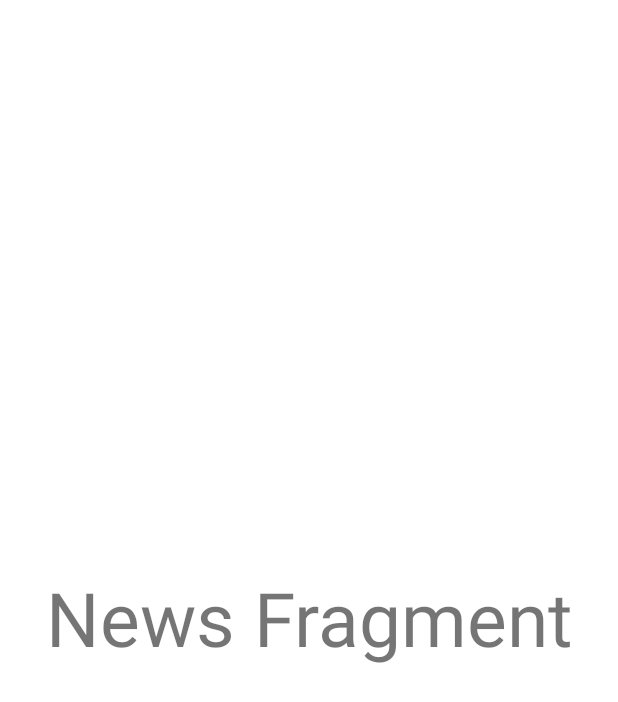
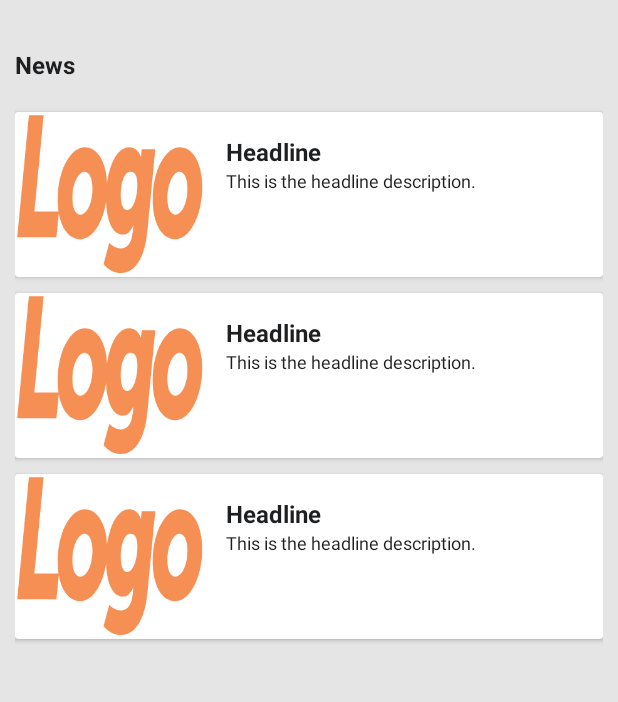
Before and after one commit to vong-emsamboramy-fl/logo, an Android app: the layout fragment_top_headlines.xml on its own in the app's theme, with its tools: preview values and no code run, on a phone screen of 412 x 824 dp. Shown: the top 702 px of the screen. Run offline under Robolectric (Android 15) with nearby library versions, the phone set to English and light mode, and no system bars.

Commit message:
+ update view

```diff
--- a/app/src/main/AndroidManifest.xml
+++ b/app/src/main/AndroidManifest.xml
@@ -1,6 +1,8 @@
 <?xml version="1.0" encoding="utf-8"?>
 <manifest xmlns:android="http://schemas.android.com/apk/res/android"
     package="com.logo">
+
+    <uses-permission android:name="android.permission.INTERNET" />
 
     <application
         android:allowBackup="true"
--- a/app/src/main/java/com/logo/data/ApiConstants.kt
+++ b/app/src/main/java/com/logo/data/ApiConstants.kt
@@ -4,7 +4,7 @@ object ApiConstants {
 
     const val BASE_URL = "https://gnews.io/api/"
 
-    private const val VERSION = "/v4"
+    private const val VERSION = "v4"
 
     const val API_TOKEN = "4420f0d083dd46553e8e7acf2e4a4221"
 
--- /dev/null
+++ b/app/src/main/res/drawable/background_rounded_corner.xml
@@ -0,0 +1,6 @@
+<shape xmlns:android="http://schemas.android.com/apk/res/android">
+    <solid android:color="@color/white" />
+    <stroke android:width="1dp" android:color="@color/white" />
+    <padding android:left="10dp" android:top="10dp" android:right="10dp" android:bottom="10dp" />
+    <corners android:topLeftRadius="0.1dp" android:topRightRadius="0.1dp"
+        android:bottomLeftRadius="20dp" android:bottomRightRadius="20dp"/></shape>
--- a/app/src/main/res/layout/fragment_top_headlines.xml
+++ b/app/src/main/res/layout/fragment_top_headlines.xml
@@ -1,15 +1,33 @@
 <?xml version="1.0" encoding="utf-8"?>
-<layout xmlns:android="http://schemas.android.com/apk/res/android">
+<layout xmlns:android="http://schemas.android.com/apk/res/android"
+    xmlns:app="http://schemas.android.com/apk/res-auto"
+    xmlns:tools="http://schemas.android.com/tools">
+
     <androidx.constraintlayout.widget.ConstraintLayout
         android:layout_width="match_parent"
-        android:layout_height="match_parent">
+        android:layout_height="match_parent"
+        android:background="@color/colorBackgroundGrey"
+        android:paddingHorizontal="@dimen/dp_10"
+        android:paddingTop="@dimen/dp_32">
 
         <TextView
+            android:id="@+id/text_view_news"
+            style="@style/PrimaryTitleText"
+            android:layout_width="wrap_content"
+            android:layout_height="wrap_content"
+            android:text="@string/news"
+            app:layout_constraintStart_toStartOf="parent"
+            app:layout_constraintTop_toTopOf="parent" />
+
+        <androidx.recyclerview.widget.RecyclerView
+            android:id="@+id/recycler_view"
             android:layout_width="match_parent"
-            android:text="News Fragment"
-            android:gravity="center"
-            android:textSize="50sp"
-            android:layout_height="match_parent"/>
+            android:layout_height="0dp"
+            android:layout_marginTop="@dimen/dp_15"
+            app:layoutManager="androidx.recyclerview.widget.LinearLayoutManager"
+            app:layout_constraintBottom_toBottomOf="parent"
+            app:layout_constraintTop_toBottomOf="@id/text_view_news"
+            tools:listitem="@layout/item_headline" />
 
     </androidx.constraintlayout.widget.ConstraintLayout>
 </layout>
--- /dev/null
+++ b/app/src/main/res/layout/item_headline.xml
@@ -0,0 +1,64 @@
+<?xml version="1.0" encoding="utf-8"?>
+<layout xmlns:android="http://schemas.android.com/apk/res/android"
+    xmlns:app="http://schemas.android.com/apk/res-auto"
+    xmlns:tools="http://schemas.android.com/tools">
+
+    <com.google.android.material.card.MaterialCardView
+        android:layout_width="match_parent"
+        android:layout_height="wrap_content"
+        android:layout_marginVertical="@dimen/dp_5"
+        app:cardCornerRadius="@dimen/dp_2"
+        app:cardElevation="@dimen/dp_2">
+
+
+        <androidx.constraintlayout.widget.ConstraintLayout
+            android:layout_width="match_parent"
+            android:layout_height="wrap_content">
+
+            <ImageView
+                android:id="@+id/image_view"
+                android:layout_width="@dimen/headline_image_width"
+                android:layout_height="@dimen/headline_image_height"
+                android:contentDescription="@string/headline_image"
+                android:scaleType="centerCrop"
+                app:layout_constraintStart_toStartOf="parent"
+                app:layout_constraintTop_toTopOf="parent"
+                tools:background="@drawable/ic_logo" />
+
+            <TextView
+                android:id="@+id/text_view_headline_title"
+                style="@style/PrimaryTitleText"
+                android:layout_width="wrap_content"
+                android:layout_height="wrap_content"
+                android:layout_marginHorizontal="@dimen/dp_15"
+                android:layout_marginTop="@dimen/dp_15"
+                android:ellipsize="end"
+                android:maxLines="2"
+                app:layout_constrainedWidth="true"
+                app:layout_constraintEnd_toEndOf="parent"
+                app:layout_constraintHorizontal_bias="0"
+                app:layout_constraintStart_toEndOf="@id/image_view"
+                app:layout_constraintTop_toTopOf="parent"
+                tools:text="Headline" />
+
+            <TextView
+                android:id="@+id/text_view_article_description"
+                style="@style/PrimaryText"
+                android:layout_width="wrap_content"
+                android:layout_height="wrap_content"
+                android:layout_marginEnd="@dimen/dp_15"
+                android:ellipsize="end"
+                android:maxLines="3"
+                app:layout_constrainedWidth="true"
+                app:layout_constraintEnd_toEndOf="parent"
+                app:layout_constraintHorizontal_bias="0"
+                app:layout_constraintStart_toStartOf="@id/text_view_headline_title"
+                app:layout_constraintTop_toBottomOf="@id/text_view_headline_title"
+                tools:text="This is the headline description." />
+
+        </androidx.constraintlayout.widget.ConstraintLayout>
+
+    </com.google.android.material.card.MaterialCardView>
+
+
+</layout>
--- a/app/src/main/res/values/colors.xml
+++ b/app/src/main/res/values/colors.xml
@@ -10,4 +10,6 @@
 
     <color name="colorPrimary">#F68F54</color>
     <color name="colorSecondary">#939DAE</color>
+    <color name="colorTextPrimary">#1E1F21</color>
+    <color name="colorBackgroundGrey">#E5E5E5</color>
 </resources>
--- /dev/null
+++ b/app/src/main/res/values/dimen.xml
@@ -0,0 +1,15 @@
+<?xml version="1.0" encoding="utf-8"?>
+<resources>
+
+    <dimen name="dp_2">2dp</dimen>
+    <dimen name="dp_5">5dp</dimen>
+    <dimen name="dp_10">10dp</dimen>
+    <dimen name="dp_15">15dp</dimen>
+    <dimen name="dp_32">32dp</dimen>
+
+    <dimen name="headline_image_width">125dp</dimen>
+    <dimen name="headline_image_height">110dp</dimen>
+
+    <dimen name="text_size_small">12sp</dimen>
+    <dimen name="text_size_medium">16sp</dimen>
+</resources>
--- a/app/src/main/res/values/strings.xml
+++ b/app/src/main/res/values/strings.xml
@@ -6,4 +6,10 @@
     <string name="search">Search</string>
     <string name="profile">Profile</string>
     <string name="more">More</string>
+    <string name="headline_image">Headline Image</string>
+
+
+    <string name="error">Error</string>
+    <string name="ok">OK</string>
+    <string name="process_failed">Process failed</string>
 </resources>
--- /dev/null
+++ b/app/src/main/res/values/styles.xml
@@ -0,0 +1,14 @@
+<?xml version="1.0" encoding="utf-8"?>
+<resources>
+
+    <style name="PrimaryText">
+        <item name="android:textColor">@color/colorTextPrimary</item>
+        <item name="android:textSize">@dimen/text_size_small</item>
+    </style>
+
+    <style name="PrimaryTitleText">
+        <item name="android:textColor">@color/colorTextPrimary</item>
+        <item name="android:textSize">@dimen/text_size_medium</item>
+        <item name="android:textStyle">bold</item>
+    </style>
+</resources>
--- a/app/src/main/res/values/themes.xml
+++ b/app/src/main/res/values/themes.xml
@@ -3,14 +3,16 @@
     <style name="Theme.Logo" parent="Theme.MaterialComponents.DayNight.NoActionBar">
         <!-- Primary brand color. -->
         <item name="colorPrimary">@color/colorPrimary</item>
-        <item name="colorPrimaryVariant">@color/purple_700</item>
-        <item name="colorOnPrimary">@color/white</item>
+        <item name="colorPrimaryVariant">@color/colorPrimary</item>
+        <item name="colorOnPrimary">@android:color/black</item>
         <!-- Secondary brand color. -->
         <item name="colorSecondary">@color/colorSecondary</item>
         <item name="colorSecondaryVariant">@color/teal_700</item>
         <item name="colorOnSecondary">@color/black</item>
         <!-- Status bar color. -->
-        <item name="android:statusBarColor" tools:targetApi="l">?attr/colorPrimaryVariant</item>
+        <item name="android:statusBarColor"  tools:targetApi="l">@android:color/white</item>
+        <item name="android:windowLightStatusBar">true</item>
+
         <!-- Customize your theme here. -->
     </style>
 </resources>
```
Also changed, not shown: app/src/main/java/com/logo/ui/base/BaseFragment.kt (+15 -1 lines), app/src/main/java/com/logo/ui/main/adapter/HeadlineAdapter.kt (added, +36 -0 lines), app/src/main/java/com/logo/ui/main/view/master/TopHeadlineFragment.kt (+43 -0 lines), app/src/main/res/layout/activity_master.xml (+28 -2 lines).
